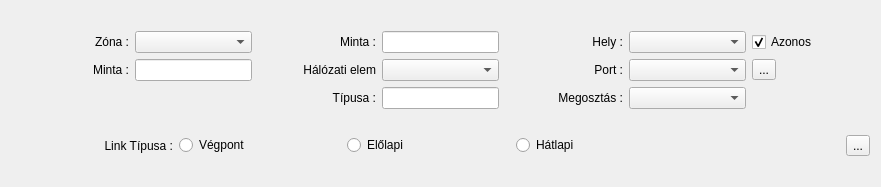
Before: the Qt Designer form lv2g/phslinkform.ui in csikfer/lanview2, drawn with Qt 5.
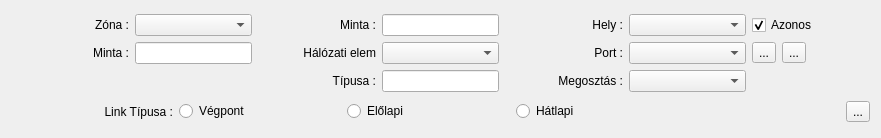
After: the same form once the commit is applied. Icons and pictures are not drawn.

Commit message: Link form-ban kisebb javítás a riporton. ...

Patch:
```diff
--- a/lv2g/phslinkform.ui
+++ b/lv2g/phslinkform.ui
@@ -7,7 +7,7 @@
     <x>0</x>
     <y>0</y>
     <width>881</width>
-    <height>187</height>
+    <height>138</height>
    </rect>
   </property>
   <property name="windowTitle">
@@ -15,7 +15,7 @@
   </property>
   <layout class="QVBoxLayout" name="verticalLayout">
    <item>
-    <layout class="QGridLayout" name="gridLayout" columnstretch="1,1,1,1,1,1,1">
+    <layout class="QGridLayout" name="gridLayout" columnstretch="1,1,1,1,1,1,1,0">
      <item row="0" column="2">
       <widget class="QLabel" name="labelPlacePattern">
        <property name="text">
@@ -52,26 +52,6 @@
      <item row="0" column="1">
       <widget class="QComboBox" name="comboBoxZone"/>
      </item>
-     <item row="0" column="0">
-      <widget class="QLabel" name="labelZone">
-       <property name="text">
-        <string>Zóna :</string>
-       </property>
-       <property name="alignment">
-        <set>Qt::AlignRight|Qt::AlignTrailing|Qt::AlignVCenter</set>
-       </property>
-      </widget>
-     </item>
-     <item row="0" column="4">
-      <widget class="QLabel" name="labelPlace">
-       <property name="text">
-        <string>Hely :</string>
-       </property>
-       <property name="alignment">
-        <set>Qt::AlignRight|Qt::AlignTrailing|Qt::AlignVCenter</set>
-       </property>
-      </widget>
-     </item>
      <item row="2" column="5">
       <widget class="QComboBox" name="comboBoxPortShare">
        <item>
@@ -121,6 +101,26 @@
        </item>
       </widget>
      </item>
+     <item row="0" column="0">
+      <widget class="QLabel" name="labelZone">
+       <property name="text">
+        <string>Zóna :</string>
+       </property>
+       <property name="alignment">
+        <set>Qt::AlignRight|Qt::AlignTrailing|Qt::AlignVCenter</set>
+       </property>
+      </widget>
+     </item>
+     <item row="0" column="4">
+      <widget class="QLabel" name="labelPlace">
+       <property name="text">
+        <string>Hely :</string>
+       </property>
+       <property name="alignment">
+        <set>Qt::AlignRight|Qt::AlignTrailing|Qt::AlignVCenter</set>
+       </property>
+      </widget>
+     </item>
      <item row="1" column="5">
       <widget class="QComboBox" name="comboBoxPort"/>
      </item>
@@ -194,6 +194,8 @@
       </spacer>
      </item>
      <item row="1" column="6">
+      <layout class="QHBoxLayout" name="horizontalLayout_2">
+       <item>
       <widget class="QToolButton" name="toolButtonInfo">
        <property name="toolTip">
         <string>&lt;html&gt;&lt;head/&gt;&lt;body&gt;&lt;p&gt;Egy riport ablak megjelenítése a hálózati elemről, ill. patch panel vagy fali csatlakozóról.&lt;/p&gt;&lt;p&gt;A megosztásokat figyelmen kívül hagyja!&lt;/p&gt;&lt;/body&gt;&lt;/html&gt;</string>
@@ -206,6 +208,35 @@
          <normaloff>:/icons/document-properties.ico</normaloff>:/icons/document-properties.ico</iconset>
        </property>
       </widget>
+       </item>
+       <item>
+        <widget class="QToolButton" name="toolButtonAdd">
+         <property name="toolTip">
+          <string>&lt;html&gt;&lt;head/&gt;&lt;body&gt;&lt;p&gt;Új patch panel, vagy fali csatlakozó felvétele.&lt;/p&gt;&lt;/body&gt;&lt;/html&gt;</string>
+         </property>
+         <property name="text">
+          <string>...</string>
+         </property>
+         <property name="icon">
+          <iconset resource="lv2g.qrc">
+           <normaloff>:/icons/add.ico</normaloff>:/icons/add.ico</iconset>
+         </property>
+        </widget>
+       </item>
+       <item>
+        <spacer name="horizontalSpacer_3">
+         <property name="orientation">
+          <enum>Qt::Horizontal</enum>
+         </property>
+         <property name="sizeHint" stdset="0">
+          <size>
+           <width>40</width>
+           <height>20</height>
+          </size>
+         </property>
+        </spacer>
+       </item>
+      </layout>
      </item>
     </layout>
    </item>
```
Lines whose indentation alone changed are shown as unchanged. The commit also changes 6 other files.
